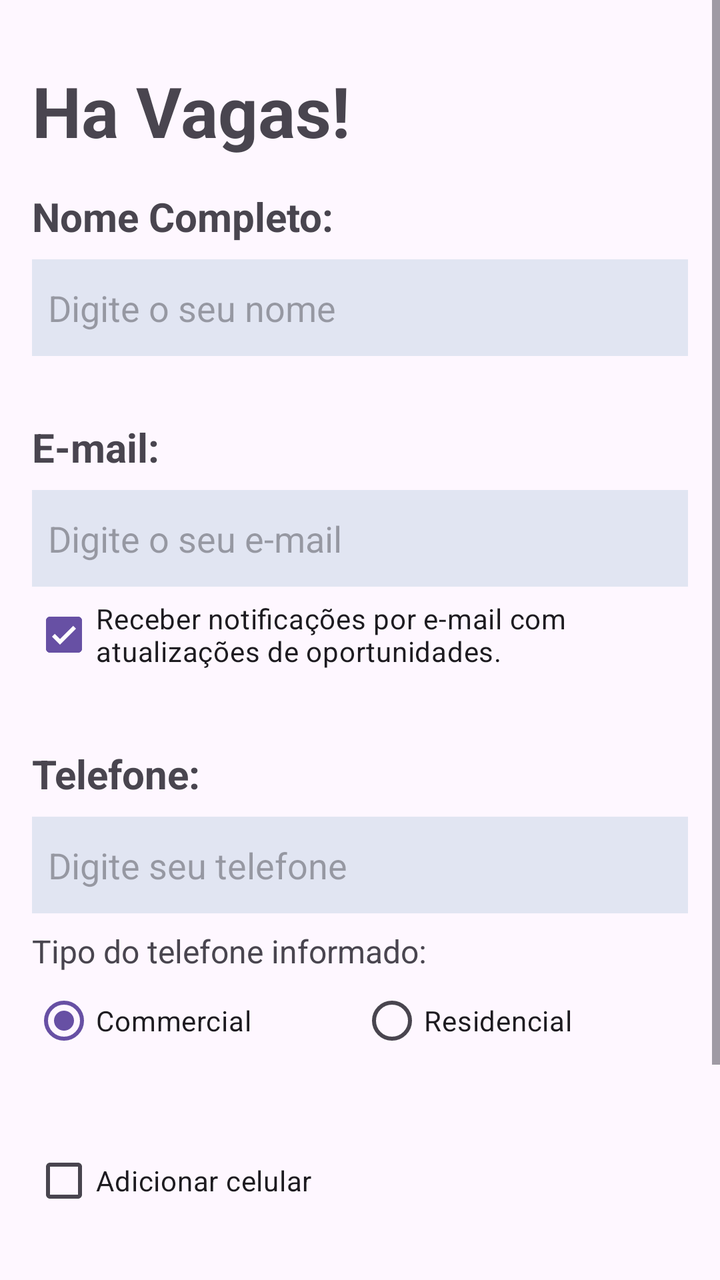
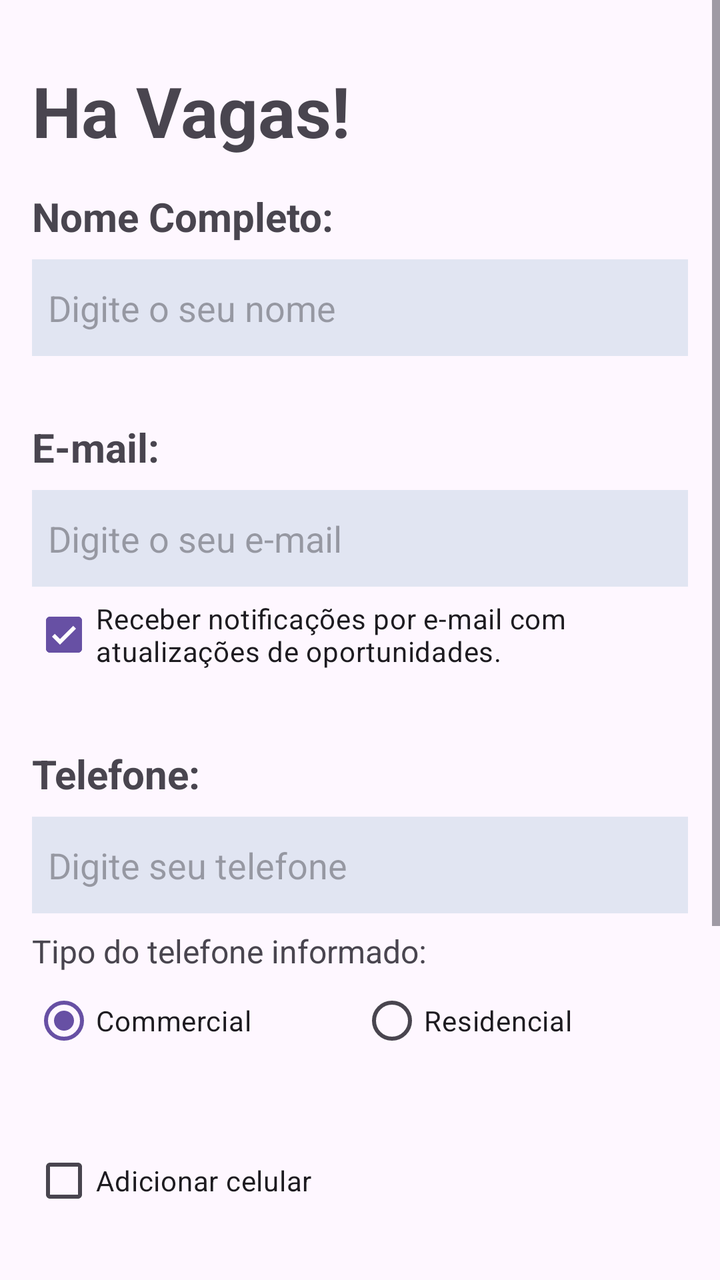

An Android layout rendered at two revisions. The XML below is the earlier revision; the diff shows what the commit changed to produce the second picture.
<!-- AndroidManifest.xml: application theme Theme.HaVagas -->
<!-- res/layout/activity_main.xml -->
<?xml version="1.0" encoding="utf-8"?>
<ScrollView
    xmlns:tools="http://schemas.android.com/tools"
    xmlns:android="http://schemas.android.com/apk/res/android"
    xmlns:app="http://schemas.android.com/apk/res-auto"

    android:layout_width="match_parent"
    android:layout_height="match_parent">
    <androidx.constraintlayout.widget.ConstraintLayout
        android:id="@+id/main"

        tools:context=".MainActivity"

        android:paddingVertical="32dp"
        android:paddingHorizontal="16dp"

        android:layout_width="match_parent"
        android:layout_height="wrap_content">

        <TextView
            android:id="@+id/ha_vagas_tv"

            android:text="@string/title"

            android:textSize="35sp"
            android:textStyle="bold"


            android:layout_width="match_parent"
            android:layout_height="wrap_content"

            app:layout_constraintEnd_toEndOf="parent"
            app:layout_constraintTop_toTopOf="parent"
            app:layout_constraintStart_toStartOf="parent"/>

        <LinearLayout
            android:id="@+id/name_ll"
            android:paddingVertical="16dp"

            android:layout_width="match_parent"
            android:layout_height="wrap_content"

            android:orientation="vertical"

            app:layout_constraintEnd_toEndOf="parent"
            app:layout_constraintStart_toStartOf="parent"
            app:layout_constraintTop_toBottomOf="@id/ha_vagas_tv">

            <TextView
                android:id="@+id/name_tv"

                android:text="@string/full_name"

                android:textSize="20sp"
                android:textStyle="bold"

                android:layout_width="match_parent"
                android:layout_height="wrap_content" />

            <Space
                android:layout_width="match_parent"
                android:layout_height="8dp" />

            <EditText
                android:id="@+id/nameEt"

                android:hint="@string/name_hint"

                android:inputType="textPersonName"

                android:background="@color/background_input"

                android:paddingVertical="12dp"
                android:paddingHorizontal="8dp"

                android:layout_width="match_parent"
                android:layout_height="wrap_content"/>
        </LinearLayout>

        <LinearLayout
            android:id="@+id/email_ll"
            android:paddingVertical="16dp"

            android:layout_width="match_parent"
            android:layout_height="wrap_content"

            android:orientation="vertical"

            app:layout_constraintEnd_toEndOf="parent"
            app:layout_constraintStart_toStartOf="parent"
            app:layout_constraintTop_toBottomOf="@id/name_ll">

            <TextView
                android:id="@+id/email_tv"

                android:text="@string/e_mail"

                android:textSize="20sp"
                android:textStyle="bold"

                android:layout_width="match_parent"
                android:layout_height="wrap_content" />

            <Space
                android:layout_width="match_parent"
                android:layout_height="8dp" />

            <EditText
                android:id="@+id/emailEt"

                android:hint="@string/e_mail_hint"

                android:inputType="textEmailAddress"

                android:background="@color/background_input"

                android:paddingVertical="12dp"
                android:paddingHorizontal="8dp"

                android:layout_width="match_parent"
                android:layout_height="wrap_content"/>

            <CheckBox
                android:id="@+id/email_notifications_cb"

                android:checked="true"
                android:text="@string/email_notify"

                android:layout_width="match_parent"
                android:layout_height="wrap_content"

                app:layout_constraintStart_toStartOf="parent"/>
        </LinearLayout>

        <LinearLayout
            android:id="@+id/phone_ll"
            android:paddingVertical="16dp"

            android:layout_width="match_parent"
            android:layout_height="wrap_content"

            android:orientation="vertical"

            app:layout_constraintEnd_toEndOf="parent"
            app:layout_constraintStart_toStartOf="parent"
            app:layout_constraintTop_toBottomOf="@id/email_ll">

            <TextView
                android:id="@+id/phone_tv"

                android:text="@string/phone"

                android:textSize="20sp"
                android:textStyle="bold"

                android:layout_width="match_parent"
                android:layout_height="wrap_content" />

            <Space
                android:layout_width="match_parent"
                android:layout_height="8dp" />

            <EditText
                android:id="@+id/phone_Et"

                android:hint="@string/phone_hint"

                android:inputType="phone"

                android:background="@color/background_input"

                android:paddingVertical="12dp"
                android:paddingHorizontal="8dp"

                android:layout_width="match_parent"
                android:layout_height="wrap_content"/>

            <Space
                android:layout_width="match_parent"
                android:layout_height="8dp" />

            <TextView
                android:id="@+id/phone_type_tv"

                android:text="@string/phone_type_tv"

                android:textSize="16sp"

                android:layout_width="match_parent"
                android:layout_height="wrap_content" />

            <RadioGroup
                android:id="@+id/phone_type_rg"

                android:gravity="center"
                android:orientation="horizontal"

                android:layout_width="match_parent"
                android:layout_height="wrap_content"

                app:layout_constraintStart_toStartOf="parent"
                app:layout_constraintEnd_toEndOf="parent">

                <RadioButton
                    android:id="@+id/commercial_phone_rb"

                    android:checked="true"

                    android:layout_width="0dp"
                    android:layout_weight="1"

                    android:text="@string/commercial"

                    android:layout_height="wrap_content"/>

                <RadioButton
                    android:id="@+id/residential_rb"


                    android:layout_width="0dp"
                    android:layout_weight="1"

                    android:text="@string/residential"

                    android:layout_height="wrap_content"/>

            </RadioGroup>
        </LinearLayout>

        <LinearLayout
            android:id="@+id/cellphone_ll"
            android:paddingVertical="16dp"

            android:layout_width="match_parent"
            android:layout_height="wrap_content"

            android:orientation="vertical"

            app:layout_constraintEnd_toEndOf="parent"
            app:layout_constraintStart_toStartOf="parent"
            app:layout_constraintTop_toBottomOf="@id/phone_ll">

            <CheckBox
                android:id="@+id/add_cellphone_cb"

                android:checked="false"

                android:text="@string/add_cellphone"

                android:layout_width="match_parent"
                android:layout_height="wrap_content"/>

            <LinearLayout
                android:id="@+id/cell_phone_number_ll"

                android:visibility="gone"
                android:orientation="vertical"

                android:layout_width="match_parent"
                android:layout_height="wrap_content">

                <TextView
                    android:id="@+id/cellphone_tv"

                    android:text="@string/cellphone"

                    android:textSize="20sp"
                    android:textStyle="bold"

                    android:layout_width="match_parent"
                    android:layout_height="wrap_content" />

                <Space
                    android:layout_width="match_parent"
                    android:layout_height="8dp" />

                <EditText
                    android:id="@+id/cellphone_Et"

                    android:hint="@string/cellphone_hint"

                    android:inputType="phone"

                    android:background="@color/background_input"

                    android:paddingVertical="12dp"
                    android:paddingHorizontal="8dp"

                    android:layout_width="match_parent"
                    android:layout_height="wrap_content"/>

            </LinearLayout>

        </LinearLayout>

        <LinearLayout
            android:id="@+id/gender_ll"
            android:paddingVertical="16dp"

            android:layout_width="match_parent"
            android:layout_height="wrap_content"

            android:orientation="vertical"

            app:layout_constraintEnd_toEndOf="parent"
            app:layout_constraintStart_toStartOf="parent"
            app:layout_constraintTop_toBottomOf="@id/cellphone_ll">

            <TextView
                android:id="@+id/gender"

                android:text="@string/gender"

                android:textSize="20sp"
                android:textStyle="bold"

                android:layout_width="match_parent"
                android:layout_height="wrap_content" />



            <RadioGroup
                android:id="@+id/gender_rg"

                android:layout_width="match_parent"
                android:layout_height="wrap_content"

                android:orientation="horizontal">

                <RadioButton
                    android:id="@+id/female_rb"

                    android:checked="true"

                    android:text="@string/female"

                    android:layout_weight="1"
                    android:layout_width="0dp"
                    android:layout_height="wrap_content" />

                <RadioButton
                    android:id="@+id/male_rb"

                    android:text="@string/male"

                    android:layout_weight="1"
                    android:layout_width="0dp"

                    android:layout_height="wrap_content"/>
            </RadioGroup>
        </LinearLayout>


    </androidx.constraintlayout.widget.ConstraintLayout>

</ScrollView>
<!-- resources referenced by this layout -->
<resources>
  <color name="background_input">#e1e5f2</color>
  <string name="add_cellphone">Adicionar celular</string>
  <string name="cellphone">Celular:</string>
  <string name="cellphone_hint">Digite seu número de celular</string>
  <string name="commercial">Commercial</string>
  <string name="e_mail">E-mail:</string>
  <string name="e_mail_hint">Digite o seu e-mail</string>
  <string name="email_notify">Receber notificações por e-mail com atualizações de oportunidades.</string>
  <string name="female">Feminino</string>
  <string name="full_name">Nome Completo:</string>
  <string name="gender">Sexo:</string>
  <string name="male">Masculino</string>
  <string name="name_hint">Digite o seu nome</string>
  <string name="phone">Telefone:</string>
  <string name="phone_hint">Digite seu telefone</string>
  <string name="phone_type_tv">Tipo do telefone informado:</string>
  <string name="residential">Residencial</string>
  <string name="title">Ha Vagas!</string>
  <style name="Theme.HaVagas" parent="Base.Theme.HaVagas" />
  <style name="Base.Theme.HaVagas" parent="Theme.Material3.DayNight.NoActionBar">
          
          
      </style>
</resources>

<!-- the commit's change to res/layout/activity_main.xml (unified diff, before → after) -->
@@ -350,6 +350,56 @@
             </RadioGroup>
         </LinearLayout>
 
+        <LinearLayout
+            android:id="@+id/birthday_ll"
+            android:paddingVertical="16dp"
+
+            android:layout_width="match_parent"
+            android:layout_height="wrap_content"
+
+            android:orientation="vertical"
+
+            app:layout_constraintEnd_toEndOf="parent"
+            app:layout_constraintStart_toStartOf="parent"
+            app:layout_constraintTop_toBottomOf="@id/gender_ll">
+
+            <TextView
+                android:id="@+id/birthday_tv"
+
+                android:text="Preencha sua data de aniversário"
+
+                android:textSize="20sp"
+                android:textStyle="bold"
+
+                android:layout_width="match_parent"
+                android:layout_height="wrap_content" />
+
+            <Space
+                android:layout_width="match_parent"
+                android:layout_height="8dp" />
+
+            <EditText
+                android:id="@+id/birthday_et"
+
+                android:hint="DD/MM/AAAA"
+
+                android:padding="12dp"
+
+                android:focusable="false"
+                android:clickable="true"
+                android:inputType="none"
+
+                android:background="@color/background_input"
+
+                android:paddingVertical="12dp"
+                android:paddingHorizontal="8dp"
+
+                android:layout_width="match_parent"
+                android:layout_height="wrap_content" />
+
+
+        </LinearLayout>
+
 
     </androidx.constraintlayout.widget.ConstraintLayout>
 
